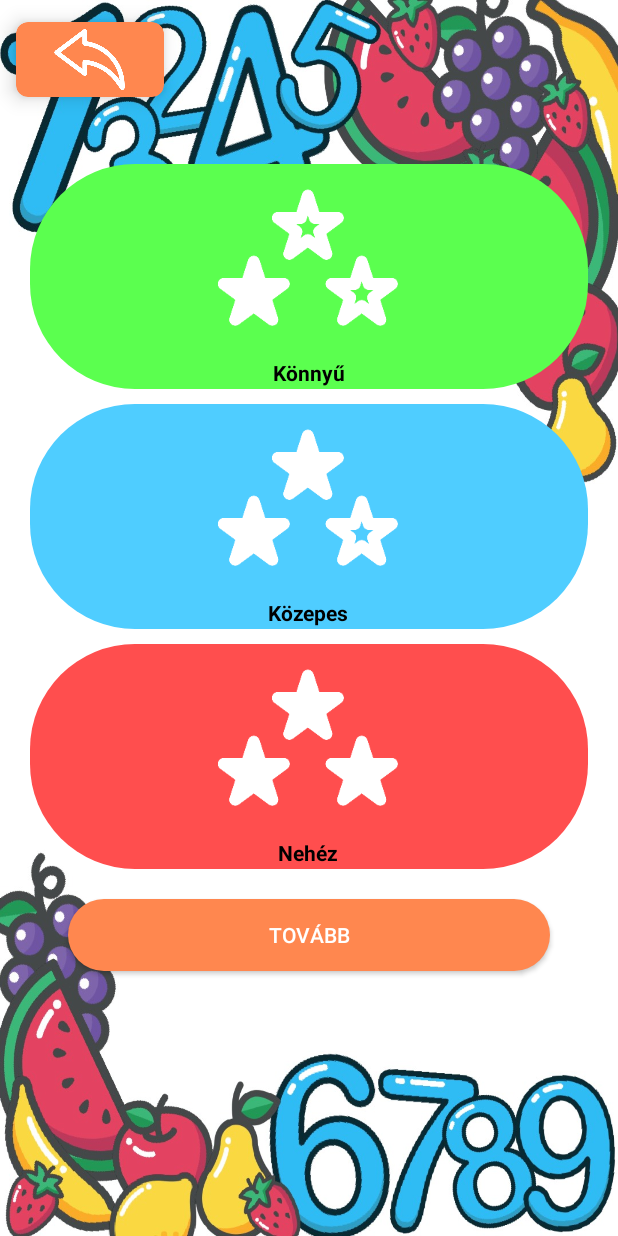
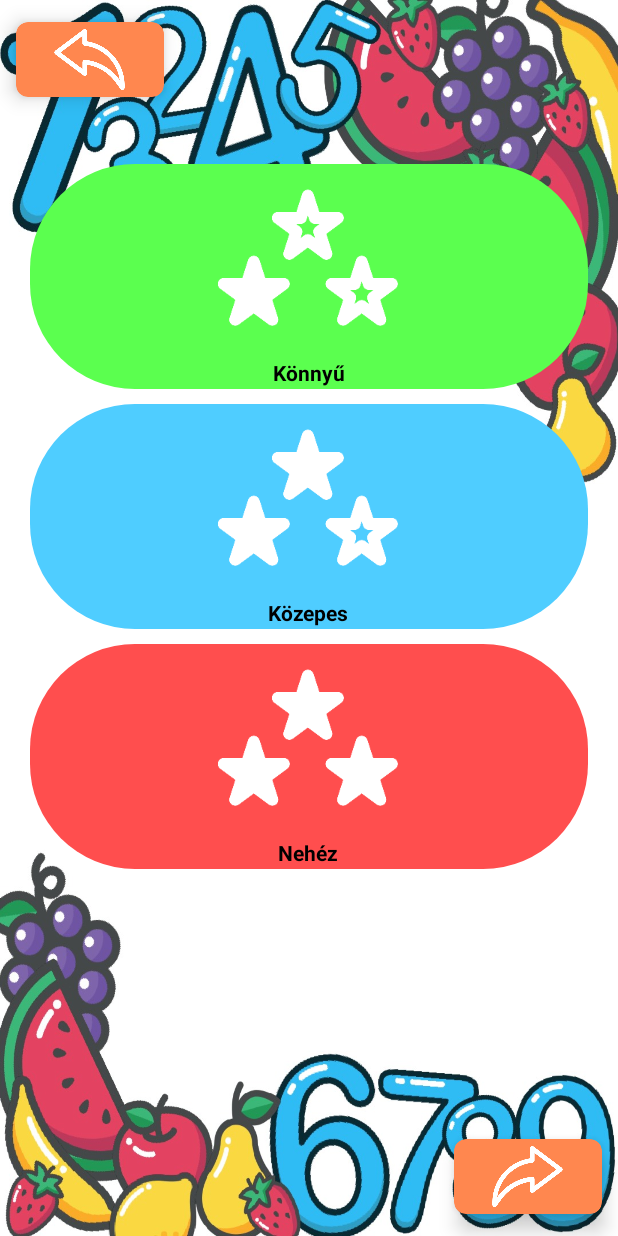
Before and after one commit to KulcsarVivi/Android-application, an Android app: the DifficultyLevelActivity screen opened directly, with no data from a screen before it, on a phone screen of 412 x 824 dp. Run offline under Robolectric (Android 15) with nearby library versions, the phone set to English and light mode, and no system bars.

```diff
--- a/app/src/main/java/com/example/playfulmath/DifficultyLevelActivity.java
+++ b/app/src/main/java/com/example/playfulmath/DifficultyLevelActivity.java
@@ -12,9 +12,8 @@ import android.widget.RadioButton;
 
 public class DifficultyLevelActivity extends AppCompatActivity {
 
-    private CardView gameMenuBackCardView;
+    private CardView gameMenuBackCardView, difficultyLevelNextCardView;
     private RadioButton easy, medium, hard;
-    private Button next;
 
     @Override
     protected void onCreate(Bundle savedInstanceState) {
@@ -25,10 +24,10 @@ public class DifficultyLevelActivity extends AppCompatActivity {
         medium = findViewById(R.id.mediumRadioButton);
         hard = findViewById(R.id.hardRadioButton);
 
-        next = findViewById(R.id.nextButton);
+        difficultyLevelNextCardView = (CardView) findViewById(R.id.difficultyLevelNextCardView);
         gameMenuBackCardView = (CardView) findViewById(R.id.gameMenuBackCardView);
 
-        next.setOnClickListener(new View.OnClickListener() {
+        difficultyLevelNextCardView.setOnClickListener(new View.OnClickListener() {
             @Override
             public void onClick(View view) {
                 Intent intent = new Intent(DifficultyLevelActivity.this, FruitActivity.class);
--- a/app/src/main/res/layout/activity_difficulty_level.xml
+++ b/app/src/main/res/layout/activity_difficulty_level.xml
@@ -78,18 +78,30 @@
             android:textAlignment="center"/>
     </RadioGroup>
 
-    <Button
-        android:id="@+id/nextButton"
-        android:layout_width="match_parent"
+    <androidx.cardview.widget.CardView
+        android:id="@+id/difficultyLevelNextCardView"
+        android:layout_width="120dp"
         android:layout_height="wrap_content"
-        android:layout_below="@+id/radioGroup"
-        android:layout_alignParentStart="true"
-        android:layout_alignParentEnd="true"
-        android:layout_gravity="center"
-        android:layout_marginLeft="45dp"
-        android:layout_marginRight="45dp"
-        android:background="@drawable/btn_bg"
-        android:text="Tovább"
-        android:textColor="@color/white" />
+        android:layout_gravity="fill"
+        app:cardBackgroundColor="@color/orange"
+        app:cardCornerRadius="8dp"
+        app:cardElevation="8dp"
+        app:cardUseCompatPadding="true"
+        android:layout_alignParentBottom="true"
+        android:layout_alignParentRight="true">
+
+        <LinearLayout
+            android:layout_width="wrap_content"
+            android:layout_height="wrap_content"
+            android:layout_gravity="center_vertical|center_horizontal"
+            android:gravity="center"
+            android:orientation="vertical">
+
+            <ImageView
+                android:layout_width="50dp"
+                android:layout_height="50dp"
+                android:src="@drawable/next_icon" />
+        </LinearLayout>
+    </androidx.cardview.widget.CardView>
 
 </RelativeLayout>
```
Also changed, not shown: app/src/main/java/com/example/playfulmath/model/DifficultyLevelModel.java (added, +29 -0 lines), app/src/main/java/com/example/playfulmath/model/ProfileModel.java (+7 -7 lines).
